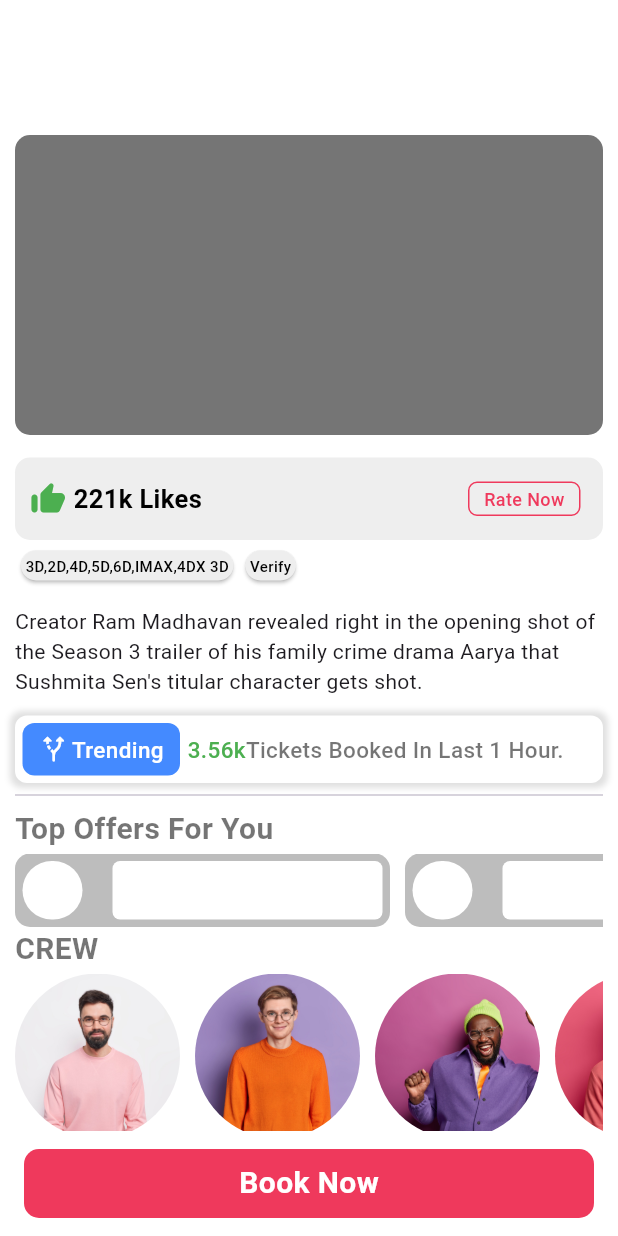
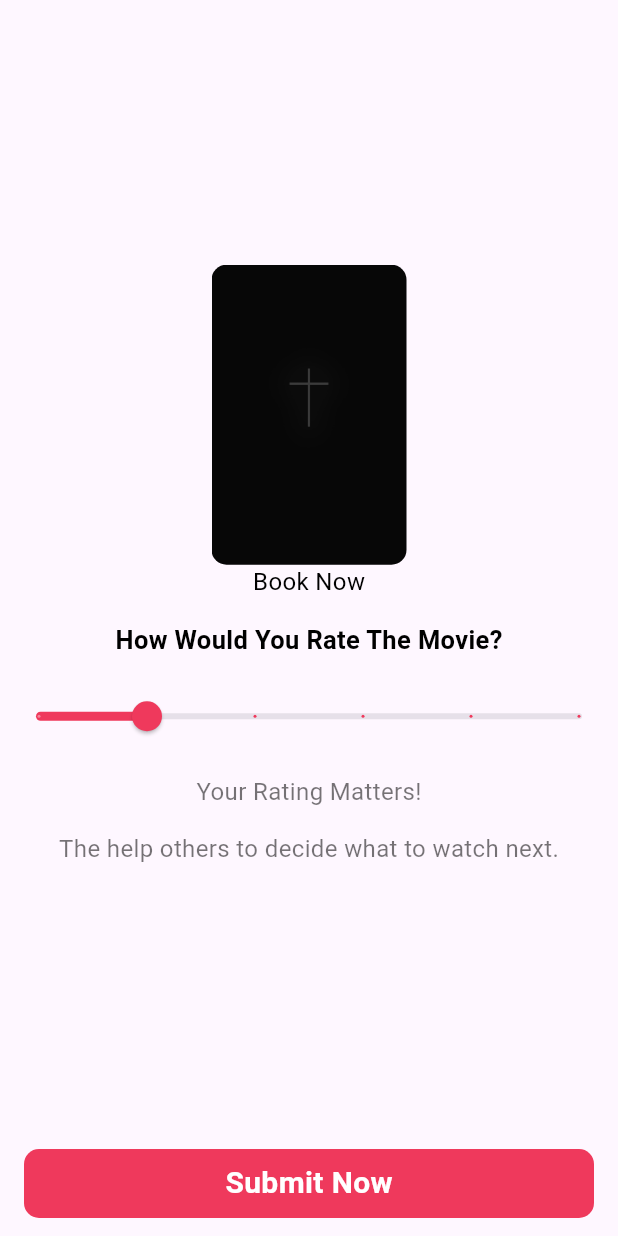
Before and after one commit to Animesh-d27/bookngo, a Flutter app: the MovieReviewScreen screen opened directly, after a tap on "Rate Now", on a phone screen of 412 x 824 dp. Run offline on Flutter 3.47's test engine with Material 3 defaults, Android fonts, the light colour scheme and no system bars; our stand-ins replace carousel_slider, intl_phone_field, pinput.

Commit message:
Bk:Changes made in dev.

```diff
--- a/lib/configs/spacing.dart
+++ b/lib/configs/spacing.dart
@@ -1,5 +1,6 @@
-const double bodyPadding = 10.0;
+const double bodyPadding = 8.0;
 const double spacingBetweenWidgets = 15.0;
+const double spacingBetweenCardWidgets = 5;
 const double spacingBetweenTextFieldAndButton = 48.0;
 const double textFormFieldContentPadding = 15.0;
 const double inputDecorationVPadding = 18.0;
--- a/lib/main.dart
+++ b/lib/main.dart
@@ -1,4 +1,4 @@
-import 'package:bookngo/screens/splashScreen/bookngo_splash_screen.dart';
+import 'package:bookngo/screens/myProfileScreen/editProfileScreen/edit_profile_screen.dart';
 import 'package:flutter/material.dart';
 
 void main() {
@@ -12,7 +12,7 @@
   Widget build(BuildContext context) {
     return const MaterialApp(
       debugShowCheckedModeBanner: false,
-      home: SplashScreen(),
+      home: EditProfileScreeen(),
     );
   }
 }
--- a/lib/screens/Ratings/rating_movies_screen.dart
+++ b/lib/screens/Ratings/rating_movies_screen.dart
@@ -0,0 +1,74 @@
+import 'package:bookngo/configs/app_color.dart';
+import 'package:bookngo/configs/spacing.dart';
+import 'package:bookngo/utils/bottomNavBar/book_ticket_bottom_bar.dart';
+import 'package:bookngo/utils/constants/string_constants.dart';
+import 'package:flutter/material.dart';
+
+class RatingMoviesScreen extends StatefulWidget {
+  final List imageList;
+
+  const RatingMoviesScreen({super.key, required this.imageList});
+
+  @override
+  State<RatingMoviesScreen> createState() => _RatingMoviesScreenState();
+}
+
+class _RatingMoviesScreenState extends State<RatingMoviesScreen> {
+  double _currentSliderValue = 1;
+
+  @override
+  Widget build(BuildContext context) {
+    return Scaffold(
+        bottomNavigationBar:
+            const BookTicketBottomBar(text: StringConstants.kSubmitNow),
+        body: Center(
+            child: Column(
+                crossAxisAlignment: CrossAxisAlignment.center,
+                mainAxisAlignment: MainAxisAlignment.center,
+                children: [
+              Container(
+                  width: 130,
+                  height: 200,
+                  decoration: BoxDecoration(
+                      borderRadius: const BorderRadius.all(Radius.circular(10)),
+                      image: DecorationImage(
+                          image: widget.imageList[2], fit: BoxFit.fitHeight))),
+              const Text(StringConstants.kBookNow,
+                  style: TextStyle(
+                      fontSize: 16,
+                      fontWeight: FontWeight.normal,
+                      color: Colors.black)),
+              const SizedBox(height: spacingBetweenWidgets),
+              const Text(StringConstants.kHowWouldYouRate,
+                  style: TextStyle(
+                      fontSize: 17,
+                      fontWeight: FontWeight.w600,
+                      color: Colors.black)),
+                  const SizedBox(height: spacingBetweenWidgets),
+
+                  Slider(activeColor: AppColor.redTheme,
+                value: _currentSliderValue,
+                max: 5,
+                divisions: 5,
+                label: _currentSliderValue.round().toString(),
+                onChanged: (double value) {
+                  setState(() {
+                    _currentSliderValue = value;
+                  });
+                },
+              ),
+              const SizedBox(height: spacingBetweenWidgets),
+              const Text(StringConstants.kYourRatingMatters,
+                  style: TextStyle(
+                      fontSize: 16,
+                      fontWeight: FontWeight.normal,
+                      color: Colors.black54)),
+              const SizedBox(height: spacingBetweenWidgets),
+              const Text(StringConstants.kTheyHelp,
+                  style: TextStyle(
+                      fontSize: 16,
+                      fontWeight: FontWeight.normal,
+                      color: Colors.black54))
+            ])));
+  }
+}
--- a/lib/screens/movieReviewScreen/movie_review_screen.dart
+++ b/lib/screens/movieReviewScreen/movie_review_screen.dart
@@ -19,7 +19,7 @@
   Widget build(BuildContext context) {
     return Scaffold(
         backgroundColor: Colors.white,
-        bottomNavigationBar: const BookTicketBottomBar(),
+        bottomNavigationBar: const BookTicketBottomBar(text: StringConstants.kBookNow),
         appBar: const CustomAppBarCommon(),
         body: SingleChildScrollView(
             physics: const BouncingScrollPhysics(),
@@ -35,7 +35,7 @@
                       const RateNowContainer(),
                       const SizedBox(height: 3),
                       const QualityDisplayCard(),
-                      const SizedBox(height: 13),
+                      const SizedBox(height: 3),
                       const SizedBox(
                           child: Text(
                               'Creator Ram Madhavan revealed right in the opening shot of the Season 3 trailer of his family crime drama Aarya that Sushmita Sen\'s titular character gets shot. ')),
@@ -47,14 +47,14 @@
                       CastCrewCards(
                           imageList: AssetUtil().imgCastCrew,
                           text: StringConstants.kCREW),
-                      const SizedBox(height: spacingBetweenWidgets),
+                      const SizedBox(height: spacingBetweenCardWidgets),
                       CastCrewCards(
                           imageList: AssetUtil().imgMovies,
                           text: StringConstants.kCAST),
-                      const SizedBox(height: spacingBetweenWidgets),
+                      const SizedBox(height: spacingBetweenCardWidgets),
                       RecommendationCardsHomeScreen(
                           imageList: AssetUtil().imgEvents,
-                          text: StringConstants.kYouMightaAlsoLike)
+                          text: StringConstants.kYouMightAlsoLike)
                     ]))));
   }
 }
--- a/lib/screens/movieReviewScreen/widgets/rate_now_container.dart
+++ b/lib/screens/movieReviewScreen/widgets/rate_now_container.dart
@@ -1,6 +1,8 @@
 import 'package:bookngo/configs/app_color.dart';
 import 'package:bookngo/configs/spacing.dart';
+import 'package:bookngo/screens/Ratings/rating_movies_screen.dart';
 import 'package:bookngo/utils/constants/string_constants.dart';
+import 'package:bookngo/utils/home_screen_images.dart';
 import 'package:flutter/material.dart';
 
 class RateNowContainer extends StatelessWidget {
@@ -10,7 +12,6 @@
   Widget build(BuildContext context) {
     return Container(
         height: 55,
-        // width: 500,
         decoration: BoxDecoration(
             color: Colors.grey[200],
             borderRadius: const BorderRadius.all(Radius.circular(10))),
@@ -30,8 +31,12 @@
                           color: Colors.black)),
                   const Spacer(),
                   GestureDetector(
-                    onTap: (){
-
+                      onTap: () {
+                        Navigator.push(
+                            context,
+                            MaterialPageRoute(
+                                builder: (context) => RatingMoviesScreen(
+                                    imageList: AssetUtil().imgEvents)));
                       },
                       child: Container(
                           height: 23,
@@ -47,8 +52,7 @@
                                   style: TextStyle(
                                       fontSize: 12,
                                       fontWeight: FontWeight.w500,
-                                    color: AppColor.redTheme)))),
-                  ),
+                                      color: AppColor.redTheme)))))
                 ])));
   }
 }
--- a/lib/utils/bottomNavBar/book_ticket_bottom_bar.dart
+++ b/lib/utils/bottomNavBar/book_ticket_bottom_bar.dart
@@ -1,9 +1,10 @@
 import 'package:bookngo/configs/app_color.dart';
-import 'package:bookngo/utils/constants/string_constants.dart';
 import 'package:flutter/material.dart';
 
 class BookTicketBottomBar extends StatelessWidget {
-  const BookTicketBottomBar({super.key});
+  final text;
+
+  const BookTicketBottomBar({super.key, this.text});
 
   @override
   Widget build(BuildContext context) {
@@ -11,17 +12,20 @@
         color: Colors.transparent,
         height: 70,
         elevation: 0,
+        child: GestureDetector(
+          onTap: () {Navigator.pop(context);},
           child: Container(
             decoration: const BoxDecoration(
                 color: AppColor.redTheme,
                 borderRadius: BorderRadius.all(Radius.circular(10))),
-          child: const Center(
-            child: Text(StringConstants.kBookNow,
+            child: Center(
+              child: Text(text,
                   style: TextStyle(
                       fontSize: 20,
                       fontWeight: FontWeight.bold,
                       color: Colors.white)),
             ),
+          ),
         ));
   }
 }
--- a/lib/utils/constants/string_constants.dart
+++ b/lib/utils/constants/string_constants.dart
@@ -33,6 +33,10 @@
   static const kTopOffersForYou = "Top Offers For You";
   static const kCancel = "Cancel";
   static const kBookNow = "Book Now";
-  static const kYouMightaAlsoLike = "You might also like";
+  static const kSubmitNow = "Submit Now";
+  static const kTheyHelp = "The help others to decide what to watch next.";
+  static const kHowWouldYouRate = "How Would You Rate The Movie?";
+  static const kYourRatingMatters = "Your Rating Matters!";
+  static const kYouMightAlsoLike = "You might also like";
   static String kLikes = '${AssetUtil().likes[1]} Likes';
 }
```
Also changed, not shown: lib/screens/myProfileScreen/editProfileScreen/edit_profile_screen.dart (added, +84 -0 lines), lib/screens/myProfileScreen/widgets/textFormFieldWidget/my_Profile_Text_Form_Field.dart (added, +27 -0 lines). Lines whose indentation alone changed are shown as unchanged.
